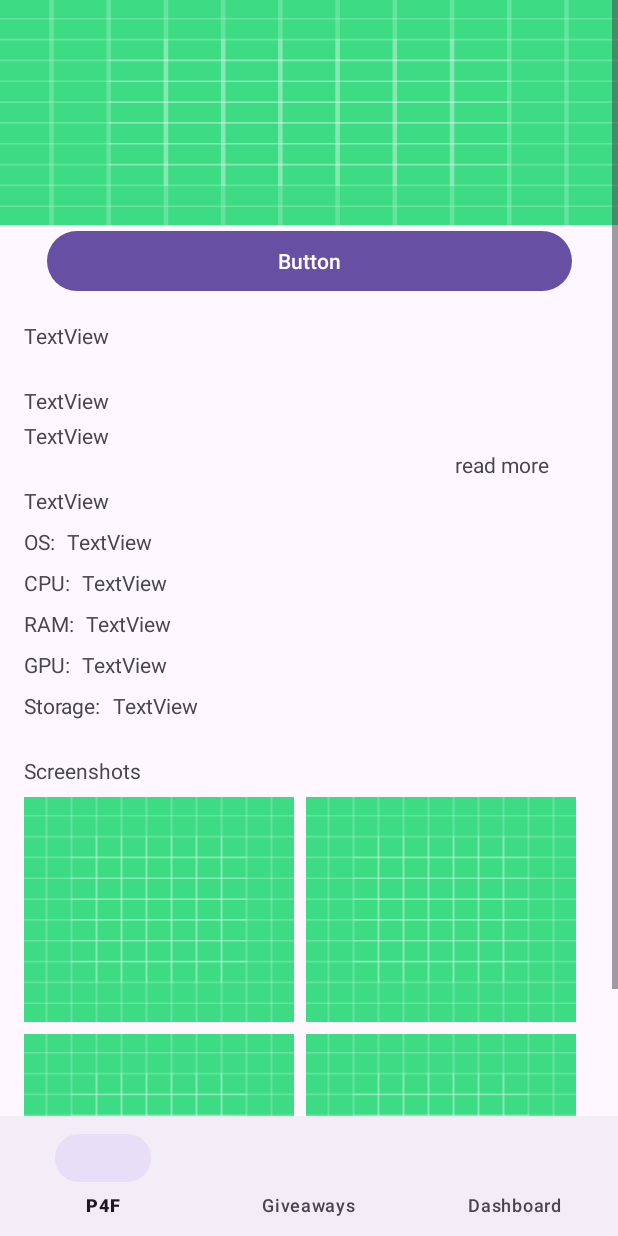
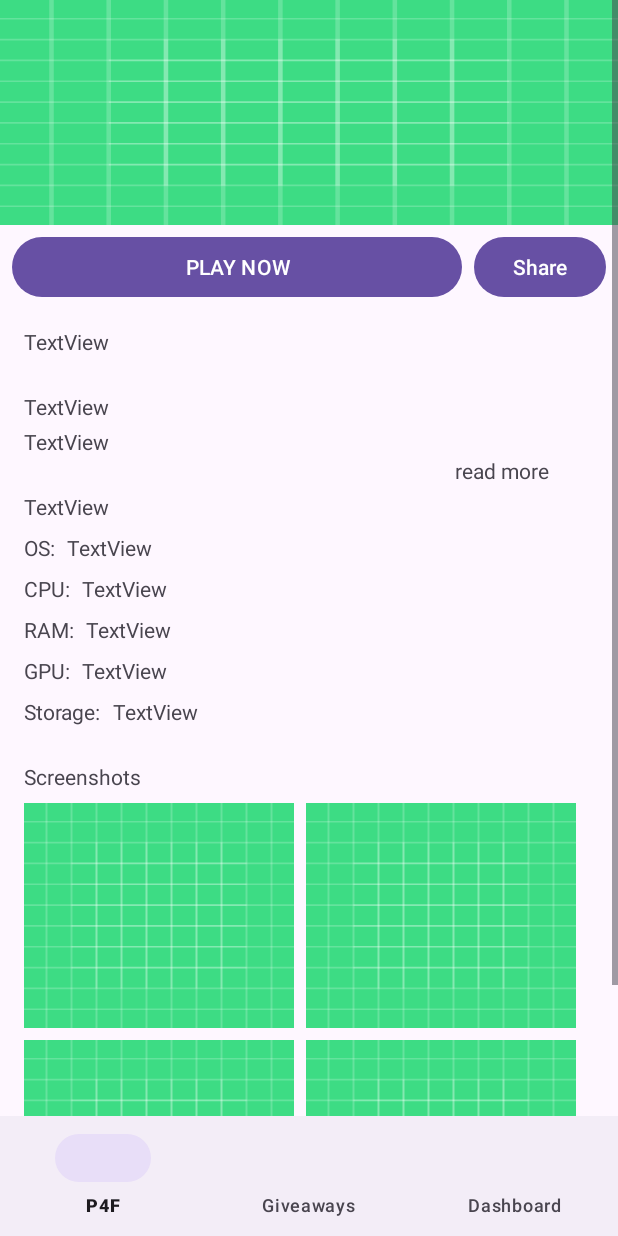
Before and after one commit to SelcukOzkara/play4free, an Android app: the fragment DetailFragment placed in its activity, on a phone screen of 412 x 824 dp. Run offline under Robolectric (Android 15) with nearby library versions, the phone set to English and light mode, and no system bars; our stand-ins replace Firebase (no records; nobody signed in at launch, a user with empty details on screens opened directly), Room's generated code, navigation-ui; plain views replace ExpandableTextView; pictures from the network do not load; 2 statements that could not run were skipped.

Commit message:
In progress: Layout Menu FIREBASE DIALOG
Done:
Gradle settings + Manifest
include binding
API
DATABASE
NAV GRAPH

```diff
--- a/app/src/main/res/layout/fragment_detail.xml
+++ b/app/src/main/res/layout/fragment_detail.xml
@@ -12,23 +12,25 @@
         android:layout_height="wrap_content">
 
 
-
         <ImageView
             android:id="@+id/detailThumbIV"
             android:layout_width="match_parent"
             android:layout_height="150dp"
+            android:scaleType="fitXY"
             android:src="@drawable/ic_launcher_background"
-            android:scaleType="fitXY"
             app:layout_constraintEnd_toEndOf="parent"
             app:layout_constraintStart_toStartOf="parent"
             app:layout_constraintTop_toTopOf="parent" />
 
         <com.google.android.material.button.MaterialButton
             android:id="@+id/detailPlayNowBTN"
-            android:layout_width="350dp"
+            android:layout_width="0dp"
             android:layout_height="wrap_content"
-            android:text="Button"
-            app:layout_constraintEnd_toEndOf="parent"
+            android:layout_marginStart="8dp"
+            android:layout_marginTop="4dp"
+            android:layout_marginEnd="4dp"
+            android:text="PLAY NOW"
+            app:layout_constraintEnd_toStartOf="@+id/detailShareBTN"
             app:layout_constraintStart_toStartOf="parent"
             app:layout_constraintTop_toBottomOf="@+id/detailThumbIV" />
 
@@ -227,5 +229,17 @@
             app:layout_constraintStart_toEndOf="@+id/detailScreen3IV"
             app:layout_constraintTop_toTopOf="@+id/detailScreen3IV" />
 
+        <Button
+            android:id="@+id/detailShareBTN"
+            android:layout_width="wrap_content"
+            android:layout_height="wrap_content"
+            android:layout_marginStart="4dp"
+            android:layout_marginTop="4dp"
+            android:layout_marginEnd="8dp"
+            android:text="Share"
+            app:layout_constraintEnd_toEndOf="parent"
+            app:layout_constraintStart_toEndOf="@+id/detailPlayNowBTN"
+            app:layout_constraintTop_toBottomOf="@+id/detailThumbIV" />
+
     </androidx.constraintlayout.widget.ConstraintLayout>
 </ScrollView>
```
Also changed, not shown: app/src/main/java/com/example/play4free/ui/DetailFragment.kt (+21 -0 lines), app/src/main/java/com/example/play4free/ui/DashboardFragment.kt (line endings or trailing spaces).
